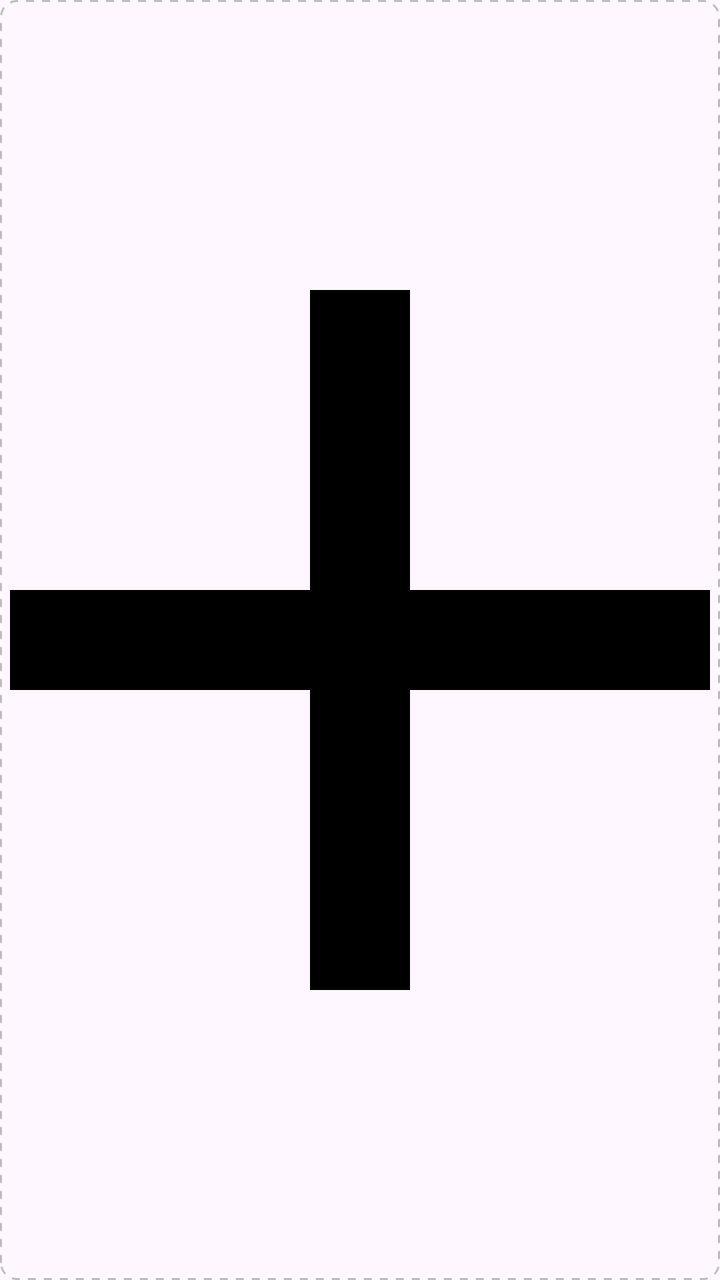
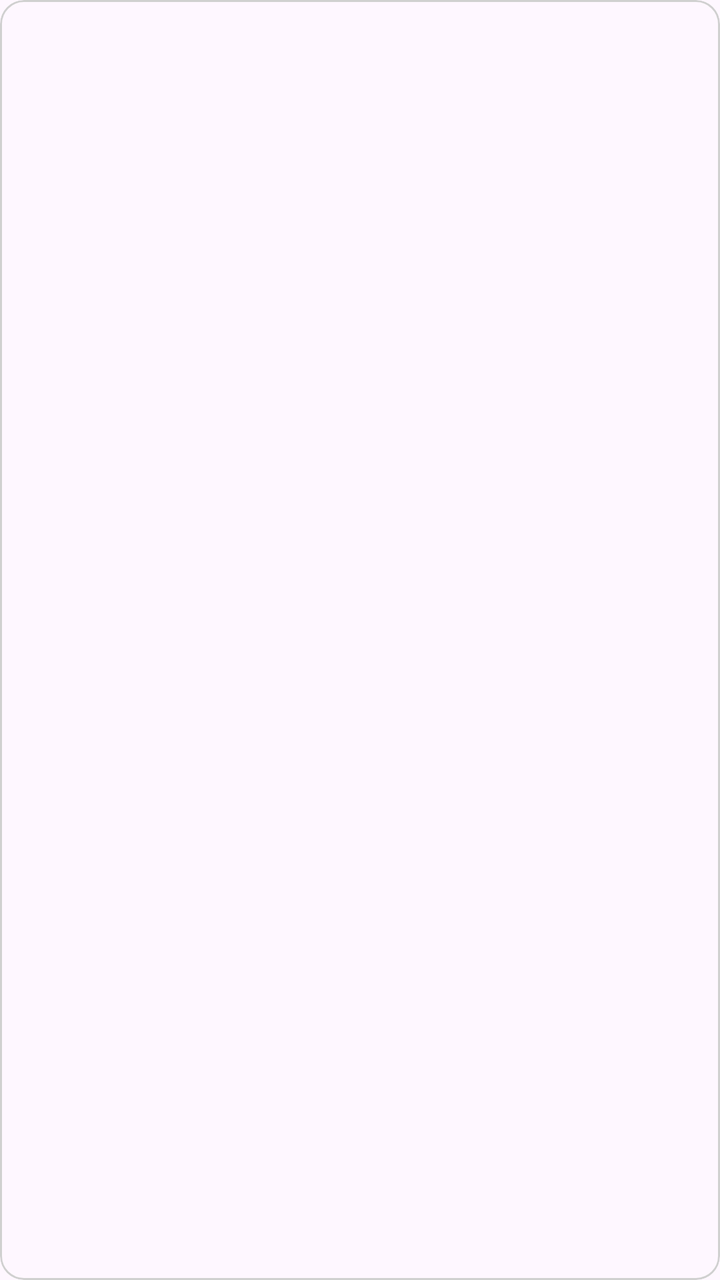

An Android layout rendered at two revisions. The XML below is the earlier revision; the diff shows what the commit changed to produce the second picture.
<!-- AndroidManifest.xml: application theme Theme.HarvestHubMobile -->
<!-- res/layout/item_photo_thumbnail.xml -->
<?xml version="1.0" encoding="utf-8"?>
<FrameLayout xmlns:android="http://schemas.android.com/apk/res/android"
    android:layout_width="72dp"
    android:layout_height="72dp"
    android:layout_marginEnd="8dp">

    <ImageView
        android:id="@+id/ivThumbnail"
        android:layout_width="match_parent"
        android:layout_height="match_parent"
        android:scaleType="centerCrop"
        android:background="@drawable/bg_dashed_border"
        android:padding="20dp"
        android:src="@drawable/ic_plus_chat"
        android:contentDescription="Photo Thumbnail" />

</FrameLayout>
<!-- resources referenced by this layout -->
<resources>
  <!-- drawable bg_dashed_border (drawable) -->
  <?xml version="1.0" encoding="utf-8"?>
  <shape xmlns:android="http://schemas.android.com/apk/res/android">
      <corners android:radius="8dp" />
      <stroke
          android:width="1dp"
          android:color="#BDBDBD"
          android:dashWidth="4dp"
          android:dashGap="4dp" />
  </shape>
  <!-- drawable ic_plus_chat (drawable) -->
  <vector xmlns:android="http://schemas.android.com/apk/res/android"
      android:width="24dp"
      android:height="24dp"
      android:viewportWidth="24"
      android:viewportHeight="24">
      <path
          android:fillColor="#000000"
          android:pathData="M19,13h-6v6h-2v-6H5v-2h6V5h2v6h6v2z"/>
  </vector>
  <style name="Theme.HarvestHubMobile" parent="Base.Theme.HarvestHubMobile" />
  <style name="Base.Theme.HarvestHubMobile" parent="Theme.Material3.DayNight.NoActionBar">
          
          <item name="colorPrimary">@color/primary_green</item>
          <item name="android:statusBarColor">@color/white</item>
          <item name="android:fontFamily">@font/plus_jakarta_sans</item>
      </style>
  <color name="primary_green">#1B4332</color>
  <color name="white">#FFFFFFFF</color>
</resources>

<!-- the commit's change to res/layout/item_photo_thumbnail.xml (unified diff, before → after) -->
@@ -1,17 +1,19 @@
 <?xml version="1.0" encoding="utf-8"?>
-<FrameLayout xmlns:android="http://schemas.android.com/apk/res/android"
-    android:layout_width="72dp"
-    android:layout_height="72dp"
-    android:layout_marginEnd="8dp">
+<com.google.android.material.card.MaterialCardView xmlns:android="http://schemas.android.com/apk/res/android"
+    xmlns:app="http://schemas.android.com/apk/res-auto"
+    android:layout_width="80dp"
+    android:layout_height="80dp"
+    android:layout_marginEnd="12dp"
+    app:cardCornerRadius="12dp"
+    app:cardElevation="0dp"
+    app:strokeColor="@color/border_gray"
+    app:strokeWidth="1dp">
 
     <ImageView
         android:id="@+id/ivThumbnail"
         android:layout_width="match_parent"
         android:layout_height="match_parent"
         android:scaleType="centerCrop"
-        android:background="@drawable/bg_dashed_border"
-        android:padding="20dp"
-        android:src="@drawable/ic_plus_chat"
         android:contentDescription="Photo Thumbnail" />
 
-</FrameLayout>
+</com.google.android.material.card.MaterialCardView>
<!-- resource entries referenced after the edit -->
@@ -1,25 +1,6 @@
 <!-- resources referenced by this layout -->
 <resources>
-  <!-- drawable bg_dashed_border (drawable) -->
-  <?xml version="1.0" encoding="utf-8"?>
-  <shape xmlns:android="http://schemas.android.com/apk/res/android">
-      <corners android:radius="8dp" />
-      <stroke
-          android:width="1dp"
-          android:color="#BDBDBD"
-          android:dashWidth="4dp"
-          android:dashGap="4dp" />
-  </shape>
-  <!-- drawable ic_plus_chat (drawable) -->
-  <vector xmlns:android="http://schemas.android.com/apk/res/android"
-      android:width="24dp"
-      android:height="24dp"
-      android:viewportWidth="24"
-      android:viewportHeight="24">
-      <path
-          android:fillColor="#000000"
-          android:pathData="M19,13h-6v6h-2v-6H5v-2h6V5h2v6h6v2z"/>
-  </vector>
+  <color name="border_gray">#D0D0D0</color>
   <style name="Theme.HarvestHubMobile" parent="Base.Theme.HarvestHubMobile" />
   <style name="Base.Theme.HarvestHubMobile" parent="Theme.Material3.DayNight.NoActionBar">
           
